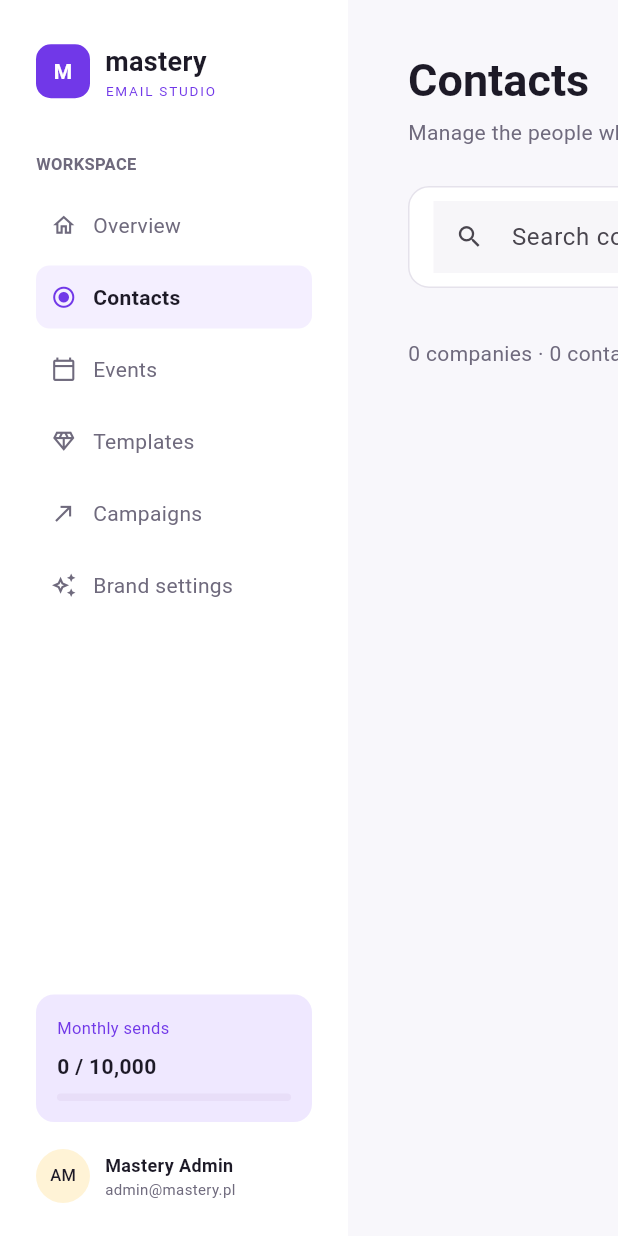
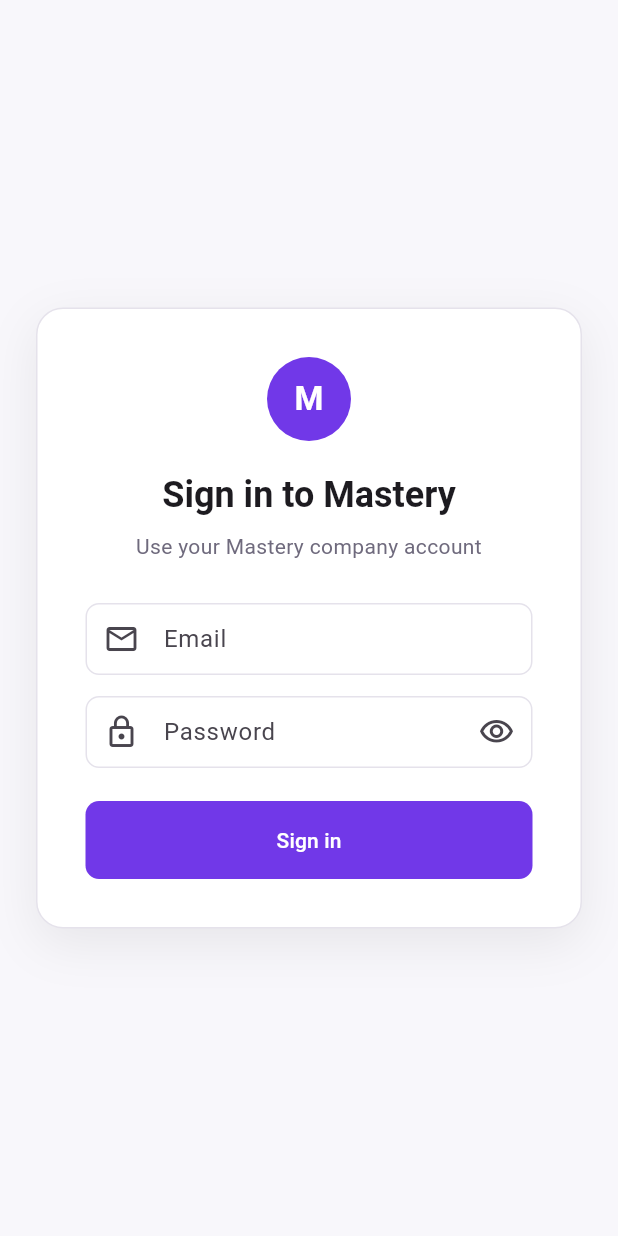
Before and after one commit to gracebalev/mastery-crm, a Flutter app: the screen it shows after launch, on a phone screen of 412 x 824 dp. Run offline on Flutter 3.47's test engine with Material 3 defaults, Android fonts, the phone set to English and light mode, and no system bars; our stand-ins replace cloud_firestore, cloud_functions, firebase_auth, firebase_core, material_ui; missing offline and left inert: dart:html; accounts and stored records are empty; Roboto replaces fonts that are missing (Arial).

Commit message:
Restrict contacts to corporate users

```diff
--- a/lib/app/app.dart
+++ b/lib/app/app.dart
@@ -2,6 +2,7 @@ import 'package:material_ui/material_ui.dart';
 
 import '../features/contacts/domain/contact_repository.dart';
 import '../features/contacts/presentation/contacts_page.dart';
+import '../features/auth/presentation/auth_gate.dart';
 import 'theme/app_theme.dart';
 
 class MasteryEmailApp extends StatelessWidget {
@@ -13,7 +14,6 @@ class MasteryEmailApp extends StatelessWidget {
     title: 'Mastery Email',
     debugShowCheckedModeBanner: false,
     theme: buildAppTheme(),
-    initialRoute: '/contacts',
-    routes: {'/contacts': (_) => ContactsPage(repository: repository)},
+    home: AuthGate(child: ContactsPage(repository: repository)),
   );
 }
--- /dev/null
+++ b/lib/features/auth/presentation/auth_gate.dart
@@ -0,0 +1,39 @@
+import 'package:firebase_auth/firebase_auth.dart';
+import 'package:material_ui/material_ui.dart';
+
+import 'login_page.dart';
+
+class AuthGate extends StatelessWidget {
+  const AuthGate({super.key, required this.child});
+
+  final Widget child;
+
+  static const _allowedEmails = {
+    'alex@themasterycompany.com',
+    'olga@themasterycompany.com',
+    'grace@themasterycompany.com',
+  };
+
+  @override
+  Widget build(BuildContext context) => StreamBuilder<User?>(
+    stream: FirebaseAuth.instance.authStateChanges(),
+    builder: (context, snapshot) {
+      if (snapshot.connectionState == ConnectionState.waiting) {
+        return const Scaffold(body: Center(child: CircularProgressIndicator()));
+      }
+      final user = snapshot.data;
+      final email = user?.email?.toLowerCase();
+      final isAllowed =
+          user != null &&
+          user.emailVerified &&
+          email != null &&
+          _allowedEmails.contains(email);
+      if (user != null && !isAllowed) {
+        WidgetsBinding.instance.addPostFrameCallback(
+          (_) => FirebaseAuth.instance.signOut(),
+        );
+      }
+      return isAllowed ? child : const LoginPage();
+    },
+  );
+}
--- /dev/null
+++ b/lib/features/auth/presentation/login_page.dart
@@ -0,0 +1,156 @@
+import 'package:firebase_auth/firebase_auth.dart';
+import 'package:material_ui/material_ui.dart';
+
+import '../../../app/theme/app_theme.dart';
+
+class LoginPage extends StatefulWidget {
+  const LoginPage({super.key});
+
+  @override
+  State<LoginPage> createState() => _LoginPageState();
+}
+
+class _LoginPageState extends State<LoginPage> {
+  final _formKey = GlobalKey<FormState>();
+  final _email = TextEditingController();
+  final _password = TextEditingController();
+  bool _submitting = false;
+  bool _hidePassword = true;
+  String? _error;
+
+  @override
+  void dispose() {
+    _email.dispose();
+    _password.dispose();
+    super.dispose();
+  }
+
+  @override
+  Widget build(BuildContext context) => Scaffold(
+    body: Center(
+      child: SingleChildScrollView(
+        padding: const EdgeInsets.all(24),
+        child: Container(
+          width: 420,
+          padding: const EdgeInsets.all(32),
+          decoration: BoxDecoration(
+            color: Colors.white,
+            borderRadius: BorderRadius.circular(18),
+            border: Border.all(color: borderColor),
+            boxShadow: const [
+              BoxShadow(
+                color: Color(0x12000000),
+                blurRadius: 28,
+                offset: Offset(0, 10),
+              ),
+            ],
+          ),
+          child: Form(
+            key: _formKey,
+            child: Column(
+              crossAxisAlignment: CrossAxisAlignment.stretch,
+              children: [
+                const CircleAvatar(
+                  radius: 28,
+                  backgroundColor: brandPurple,
+                  child: Text(
+                    'M',
+                    style: TextStyle(
+                      color: Colors.white,
+                      fontSize: 22,
+                      fontWeight: FontWeight.w700,
+                    ),
+                  ),
+                ),
+                const SizedBox(height: 20),
+                Text(
+                  'Sign in to Mastery',
+                  textAlign: TextAlign.center,
+                  style: Theme.of(context).textTheme.headlineSmall
+                      ?.copyWith(fontWeight: FontWeight.w700),
+                ),
+                const SizedBox(height: 8),
+                const Text(
+                  'Use your Mastery company account',
+                  textAlign: TextAlign.center,
+                  style: TextStyle(color: mutedInk),
+                ),
+                const SizedBox(height: 28),
+                TextFormField(
+                  controller: _email,
+                  keyboardType: TextInputType.emailAddress,
+                  autofillHints: const [AutofillHints.username],
+                  decoration: const InputDecoration(
+                    labelText: 'Email',
+                    prefixIcon: Icon(Icons.mail_outline),
+                  ),
+                  validator: (value) => value == null || value.trim().isEmpty
+                      ? 'Enter your email.'
+                      : null,
+                ),
+                const SizedBox(height: 14),
+                TextFormField(
+                  controller: _password,
+                  obscureText: _hidePassword,
+                  autofillHints: const [AutofillHints.password],
+                  decoration: InputDecoration(
+                    labelText: 'Password',
+                    prefixIcon: const Icon(Icons.lock_outline),
+                    suffixIcon: IconButton(
+                      onPressed: () =>
+                          setState(() => _hidePassword = !_hidePassword),
+                      icon: Icon(
+                        _hidePassword
+                            ? Icons.visibility_outlined
+                            : Icons.visibility_off_outlined,
+                      ),
+                    ),
+                  ),
+                  onFieldSubmitted: (_) => _submit(),
+                  validator: (value) => value == null || value.isEmpty
+                      ? 'Enter your password.'
+                      : null,
+                ),
+                if (_error != null) ...[
+                  const SizedBox(height: 14),
+                  Text(
+                    _error!,
+                    textAlign: TextAlign.center,
+                    style: TextStyle(
+                      color: Theme.of(context).colorScheme.error,
+                    ),
+                  ),
+                ],
+                const SizedBox(height: 22),
+                ElevatedButton(
+                  onPressed: _submitting ? null : _submit,
+                  child: Text(_submitting ? 'Signing in...' : 'Sign in'),
+                ),
+              ],
+            ),
+          ),
+        ),
+      ),
+    ),
+  );
+
+  Future<void> _submit() async {
+    if (!(_formKey.currentState?.validate() ?? false)) return;
+    setState(() {
+      _submitting = true;
+      _error = null;
+    });
+    try {
+      await FirebaseAuth.instance.signInWithEmailAndPassword(
+        email: _email.text.trim().toLowerCase(),
+        password: _password.text,
+      );
+    } on FirebaseAuthException {
+      if (mounted) {
+        setState(() => _error = 'Email or password is incorrect.');
+      }
+    } finally {
+      if (mounted) setState(() => _submitting = false);
+    }
+  }
+}
--- a/lib/features/contacts/presentation/contacts_page.dart
+++ b/lib/features/contacts/presentation/contacts_page.dart
@@ -1,3 +1,4 @@
+import 'package:firebase_auth/firebase_auth.dart';
 import 'package:material_ui/material_ui.dart';
 
 import '../../../app/theme/app_theme.dart';
@@ -781,28 +782,38 @@ class _Sidebar extends StatelessWidget {
           ),
         ),
         const SizedBox(height: 18),
-        const Row(
+        Row(
           children: [
-            CircleAvatar(
+            const CircleAvatar(
               radius: 18,
               backgroundColor: Color(0xFFFFF3D6),
               child: Text('AM', style: TextStyle(fontSize: 11, color: ink)),
             ),
-            SizedBox(width: 10),
+            const SizedBox(width: 10),
             Expanded(
               child: Column(
                 crossAxisAlignment: CrossAxisAlignment.start,
                 children: [
                   Text(
-                    'Mastery Admin',
-                    style: TextStyle(fontSize: 12, fontWeight: FontWeight.w600),
+                    FirebaseAuth.instance.currentUser?.displayName ??
+                        'Mastery Admin',
+                    style: const TextStyle(
+                      fontSize: 12,
+                      fontWeight: FontWeight.w600,
+                    ),
                   ),
                   Text(
-                    'admin@mastery.pl',
-                    style: TextStyle(fontSize: 10, color: mutedInk),
+                    FirebaseAuth.instance.currentUser?.email ?? '',
+                    overflow: TextOverflow.ellipsis,
+                    style: const TextStyle(fontSize: 10, color: mutedInk),
                   ),
                 ],
               ),
+            ),
+            IconButton(
+              tooltip: 'Sign out',
+              onPressed: FirebaseAuth.instance.signOut,
+              icon: const Icon(Icons.logout, size: 18),
             ),
           ],
         ),
--- a/lib/main.dart
+++ b/lib/main.dart
@@ -1,4 +1,3 @@
-import 'package:firebase_auth/firebase_auth.dart';
 import 'package:firebase_core/firebase_core.dart';
 import 'package:material_ui/material_ui.dart';
 
@@ -9,6 +8,5 @@ import 'firebase_options.dart';
 Future<void> main() async {
   WidgetsFlutterBinding.ensureInitialized();
   await Firebase.initializeApp(options: DefaultFirebaseOptions.web);
-  await FirebaseAuth.instance.signInAnonymously();
   runApp(MasteryEmailApp(repository: FirestoreContactRepository()));
 }
```
Also changed, not shown: firebase.json, 3 other files.
